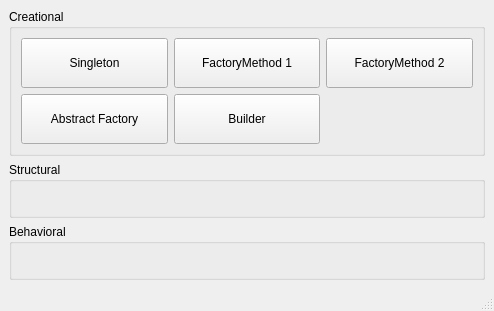
Before: the Qt Designer form mainwindow.ui in vRFEducation/designpatternsdemo, drawn with Qt 5.
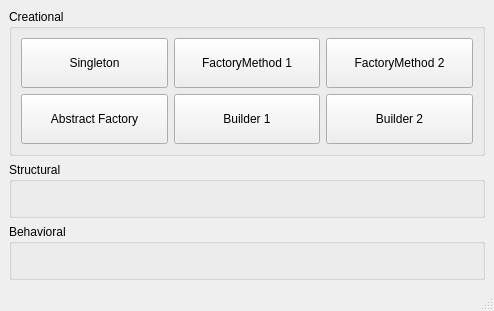
After: the same form once the commit is applied.

Commit message: Builder Pattern 2nd Demo Added

Diff of the .ui file:
```diff
--- a/mainwindow.ui
+++ b/mainwindow.ui
@@ -82,7 +82,20 @@
           </size>
          </property>
          <property name="text">
-          <string>Builder</string>
+          <string>Builder 1</string>
+         </property>
+        </widget>
+       </item>
+       <item row="1" column="4">
+        <widget class="QPushButton" name="btnBuilder2">
+         <property name="minimumSize">
+          <size>
+           <width>0</width>
+           <height>50</height>
+          </size>
+         </property>
+         <property name="text">
+          <string>Builder 2</string>
          </property>
         </widget>
        </item>
```
The commit also changes 18 other files.
